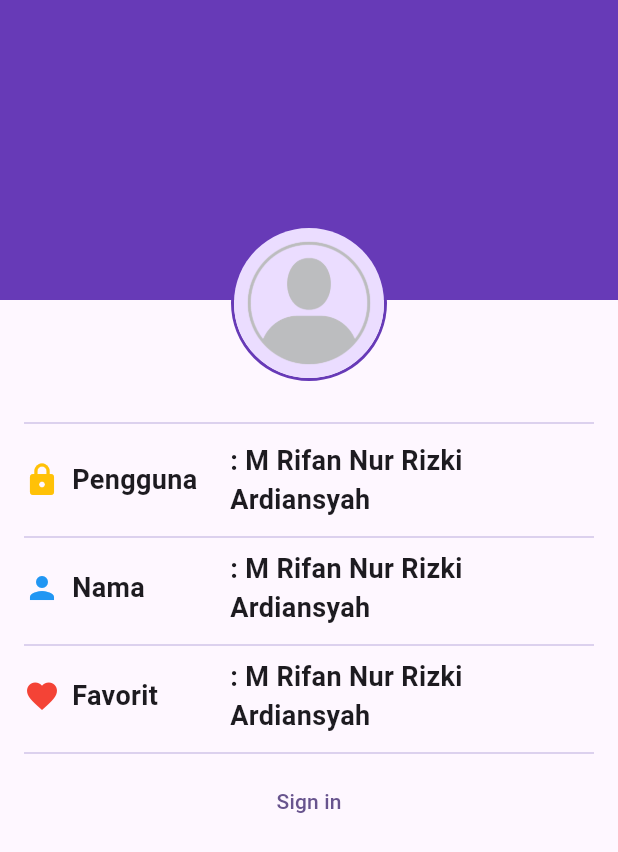
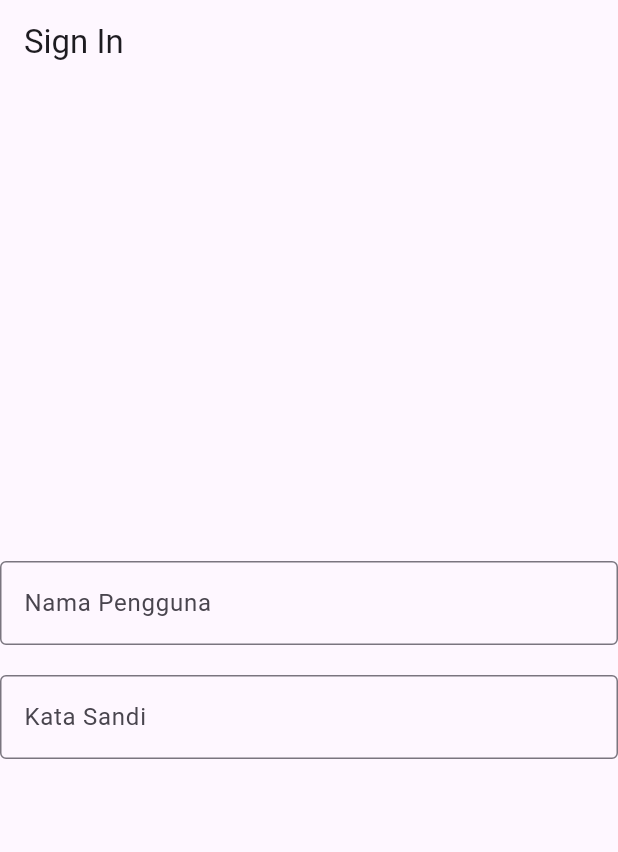
Before and after one commit to 2024-2025-Gasal-PABI-SI5B/project-wisata-candi-si5b-h4m4r4, a Flutter app: the screen it shows after launch, on a phone screen of 412 x 824 dp. Shown: the top 852 px of the screen. Run offline on Flutter 3.47's test engine with Material 3 defaults, Android fonts, the phone set to English and light mode, and no system bars.

Commit message:
part 4
masih belum sepenuhnya selesai karena ada kuliah siang ini TT

```diff
--- a/wisata_candi/lib/main.dart
+++ b/wisata_candi/lib/main.dart
@@ -2,7 +2,7 @@ import 'package:flutter/material.dart';
 import 'package:wisata_candi/data/candi_data.dart';
 import 'package:wisata_candi/screens/detail_screen.dart';
 import 'package:wisata_candi/screens/profile_screen.dart';
-import 'package:wisata_candi/screens/profile_screen.dart';
+import 'package:wisata_candi/screens/signin_screen.dart';
 
 void main() {
   runApp(const MainApp());
@@ -19,7 +19,8 @@ class MainApp extends StatelessWidget {
           colorScheme: ColorScheme.fromSeed(seedColor: Colors.deepPurple),
           useMaterial3: true),
       // home: DetailScreen(candi: candiList[0]),
-      home: profilescreen(),
+      // home: ProfileScreen(),
+      home: SignInScreen(),
     );
   }
 }
--- a/wisata_candi/lib/screens/profile_screen.dart
+++ b/wisata_candi/lib/screens/profile_screen.dart
@@ -1,13 +1,13 @@
 import 'package:flutter/material.dart';
 
-class profilescreen extends StatefulWidget {
-  const profilescreen({super.key});
+class ProfileScreen extends StatefulWidget {
+  const ProfileScreen({super.key});
 
   @override
-  State<profilescreen> createState() => _profilescreenstate();
+  State<ProfileScreen> createState() => _profilescreenstate();
 }
 
-class _profilescreenstate extends State<profilescreen> {
+class _profilescreenstate extends State<ProfileScreen> {
   // TODO: DEKLARASIKAN VARIABLE YANG DIPERLUKAN
 
   bool issign = false;
--- /dev/null
+++ b/wisata_candi/lib/screens/signin_screen.dart
@@ -0,0 +1,65 @@
+import 'package:flutter/material.dart';
+
+class SignInScreen extends StatelessWidget {
+  SignInScreen({super.key});
+
+//TODO: DEKLASRASI VARIABLE
+
+  final TextEditingController _usernameControler = TextEditingController();
+  final TextEditingController _passwordControler = TextEditingController();
+
+  String _errortext = '';
+  bool _issign = false;
+  bool _obscurepassword = true;
+
+  @override
+  Widget build(BuildContext context) {
+    return Scaffold(
+      //TODO: APPBAR
+      appBar: AppBar(
+        title: const Text(
+          'Sign In'
+        ),
+      ),
+      //TODO: BODY
+      body: Center(
+        child: Form(
+          child: Column(
+            //TODO: ATUR MAINAXISALIGNMENT DAN CROSAXISALIGNMENT
+            mainAxisAlignment: MainAxisAlignment.center,
+            crossAxisAlignment: CrossAxisAlignment.center,
+            children: [
+              //TODO: TEXTFORMFIELD NAMA PENGGUNA
+              TextFormField(
+                controller: _usernameControler,
+                decoration: const InputDecoration(
+                  labelText: 'Nama Pengguna',
+                  hintText: 'Masukan Nama Pengguna',
+                  border: OutlineInputBorder(
+
+                  ),
+                ),
+              ),
+              const SizedBox(
+                height: 20,
+              ),
+              //TODO: TEXTFORMFIELD KATA SANDI
+              TextFormField(
+                controller: _passwordControler,
+                decoration: const InputDecoration(
+                  labelText: 'Kata Sandi',
+                  hintText: 'Masukan Kata Sandi',
+                  border: OutlineInputBorder(
+
+                  ),
+                  // errorText: _errorText.isNotEmpty ? _errorText : null,
+                ),
+              ),
+              //TODO: ELAVATEDBUTTON SIGN IN
+            ],
+          )
+        ),
+      ),
+    );
+  }
+}
```
